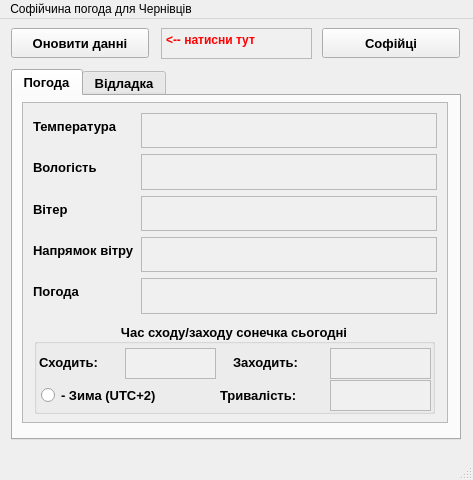
Before: the Qt Designer form mainwindow.ui in centroparotjag/Sofia-weather-QT, drawn with Qt 5.
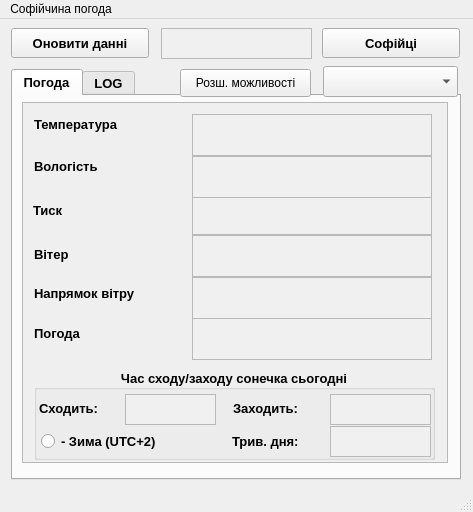
After: the same form once the commit is applied.

Commit message: Add set city Ukraine. Add pressure

Diff of the .ui file:
```diff
--- a/mainwindow.ui
+++ b/mainwindow.ui
@@ -7,19 +7,19 @@
     <x>0</x>
     <y>0</y>
     <width>473</width>
-    <height>480</height>
+    <height>512</height>
    </rect>
   </property>
   <property name="minimumSize">
    <size>
     <width>473</width>
-    <height>480</height>
+    <height>512</height>
    </size>
   </property>
   <property name="maximumSize">
    <size>
     <width>473</width>
-    <height>480</height>
+    <height>512</height>
    </size>
   </property>
   <property name="windowTitle">
@@ -80,7 +80,7 @@
 &lt;html&gt;&lt;head&gt;&lt;meta name=&quot;qrichtext&quot; content=&quot;1&quot; /&gt;&lt;style type=&quot;text/css&quot;&gt;
 p, li { white-space: pre-wrap; }
 &lt;/style&gt;&lt;/head&gt;&lt;body style=&quot; font-family:'MS Shell Dlg 2'; font-size:7.8pt; font-weight:400; font-style:normal;&quot;&gt;
-&lt;p style=&quot; margin-top:0px; margin-bottom:0px; margin-left:0px; margin-right:0px; -qt-block-indent:0; text-indent:0px;&quot;&gt;&lt;span style=&quot; font-size:9pt; font-weight:600; color:#ff0000;&quot;&gt;&amp;lt;-- натисни тут&lt;/span&gt;&lt;/p&gt;&lt;/body&gt;&lt;/html&gt;</string>
+&lt;p style=&quot;-qt-paragraph-type:empty; margin-top:0px; margin-bottom:0px; margin-left:0px; margin-right:0px; -qt-block-indent:0; text-indent:0px;&quot;&gt;&lt;br /&gt;&lt;/p&gt;&lt;/body&gt;&lt;/html&gt;</string>
     </property>
    </widget>
    <widget class="QPushButton" name="pushButton_2">
@@ -112,7 +112,7 @@
       <x>11</x>
       <y>50</y>
       <width>450</width>
-      <height>371</height>
+      <height>411</height>
      </rect>
     </property>
     <property name="minimumSize">
@@ -144,7 +144,7 @@
         <x>9</x>
         <y>6</y>
         <width>426</width>
-        <height>321</height>
+        <height>361</height>
        </rect>
       </property>
       <property name="widgetResizable">
@@ -156,14 +156,14 @@
          <x>0</x>
          <y>0</y>
          <width>424</width>
-         <height>319</height>
+         <height>359</height>
         </rect>
        </property>
        <widget class="QGroupBox" name="groupBox">
         <property name="geometry">
          <rect>
           <x>11</x>
-          <y>220</y>
+          <y>266</y>
           <width>401</width>
           <height>91</height>
          </rect>
@@ -271,9 +271,9 @@
         <widget class="QLabel" name="label_8">
          <property name="geometry">
           <rect>
-           <x>186</x>
+           <x>198</x>
            <y>57</y>
-           <width>110</width>
+           <width>91</width>
            <height>30</height>
           </rect>
          </property>
@@ -285,7 +285,7 @@
           </font>
          </property>
          <property name="text">
-          <string>Тривалість:</string>
+          <string>Трив. дня:</string>
          </property>
         </widget>
         <widget class="QTextEdit" name="textEdit_duration">
@@ -322,18 +322,41 @@
          </property>
         </widget>
        </widget>
-       <widget class="QWidget" name="layoutWidget">
+       <widget class="QTextEdit" name="textEdit_pressure">
+        <property name="enabled">
+         <bool>false</bool>
+        </property>
+        <property name="geometry">
+         <rect>
+          <x>169</x>
+          <y>90</y>
+          <width>240</width>
+          <height>42</height>
+         </rect>
+        </property>
+        <property name="styleSheet">
+         <string notr="true">background-color: rgb(240, 240, 240);</string>
+        </property>
+        <property name="readOnly">
+         <bool>true</bool>
+        </property>
+        <property name="html">
+         <string>&lt;!DOCTYPE HTML PUBLIC &quot;-//W3C//DTD HTML 4.0//EN&quot; &quot;http://www.w3.org/TR/REC-html40/strict.dtd&quot;&gt;
+&lt;html&gt;&lt;head&gt;&lt;meta name=&quot;qrichtext&quot; content=&quot;1&quot; /&gt;&lt;style type=&quot;text/css&quot;&gt;
+p, li { white-space: pre-wrap; }
+&lt;/style&gt;&lt;/head&gt;&lt;body style=&quot; font-family:'MS Shell Dlg 2'; font-size:10pt; font-weight:600; font-style:normal;&quot;&gt;
+&lt;p style=&quot;-qt-paragraph-type:empty; margin-top:0px; margin-bottom:0px; margin-left:0px; margin-right:0px; -qt-block-indent:0; text-indent:0px;&quot;&gt;&lt;br /&gt;&lt;/p&gt;&lt;/body&gt;&lt;/html&gt;</string>
+        </property>
+       </widget>
+       <widget class="QLabel" name="label_9">
         <property name="geometry">
          <rect>
           <x>10</x>
-          <y>10</y>
-          <width>404</width>
-          <height>201</height>
+          <y>97</y>
+          <width>47</width>
+          <height>21</height>
          </rect>
         </property>
-        <layout class="QFormLayout" name="formLayout">
-         <item row="0" column="0">
-          <widget class="QLabel" name="label">
            <property name="font">
             <font>
              <pointsize>10</pointsize>
@@ -342,25 +365,116 @@
             </font>
            </property>
            <property name="text">
-            <string>Температура</string>
-           </property>
-          </widget>
-         </item>
-         <item row="0" column="1">
-          <widget class="QTextEdit" name="textEdit_temperatura">
+         <string>Тиск</string>
+        </property>
+       </widget>
+       <widget class="QTextEdit" name="textEdit_wind">
            <property name="enabled">
             <bool>false</bool>
            </property>
+        <property name="geometry">
+         <rect>
+          <x>169</x>
+          <y>132</y>
+          <width>240</width>
+          <height>42</height>
+         </rect>
+        </property>
            <property name="styleSheet">
             <string notr="true">background-color: rgb(240, 240, 240);</string>
            </property>
            <property name="readOnly">
             <bool>true</bool>
            </property>
-          </widget>
-         </item>
-         <item row="1" column="0">
+        <property name="html">
+         <string>&lt;!DOCTYPE HTML PUBLIC &quot;-//W3C//DTD HTML 4.0//EN&quot; &quot;http://www.w3.org/TR/REC-html40/strict.dtd&quot;&gt;
+&lt;html&gt;&lt;head&gt;&lt;meta name=&quot;qrichtext&quot; content=&quot;1&quot; /&gt;&lt;style type=&quot;text/css&quot;&gt;
+p, li { white-space: pre-wrap; }
+&lt;/style&gt;&lt;/head&gt;&lt;body style=&quot; font-family:'MS Shell Dlg 2'; font-size:7.8pt; font-weight:400; font-style:normal;&quot;&gt;
+&lt;p style=&quot;-qt-paragraph-type:empty; margin-top:0px; margin-bottom:0px; margin-left:0px; margin-right:0px; -qt-block-indent:0; text-indent:0px;&quot;&gt;&lt;br /&gt;&lt;/p&gt;&lt;/body&gt;&lt;/html&gt;</string>
+        </property>
+       </widget>
+       <widget class="QTextEdit" name="textEdit_wind_deg">
+        <property name="enabled">
+         <bool>false</bool>
+        </property>
+        <property name="geometry">
+         <rect>
+          <x>169</x>
+          <y>174</y>
+          <width>240</width>
+          <height>42</height>
+         </rect>
+        </property>
+        <property name="styleSheet">
+         <string notr="true">background-color: rgb(240, 240, 240);</string>
+        </property>
+        <property name="readOnly">
+         <bool>true</bool>
+        </property>
+        <property name="html">
+         <string>&lt;!DOCTYPE HTML PUBLIC &quot;-//W3C//DTD HTML 4.0//EN&quot; &quot;http://www.w3.org/TR/REC-html40/strict.dtd&quot;&gt;
+&lt;html&gt;&lt;head&gt;&lt;meta name=&quot;qrichtext&quot; content=&quot;1&quot; /&gt;&lt;style type=&quot;text/css&quot;&gt;
+p, li { white-space: pre-wrap; }
+&lt;/style&gt;&lt;/head&gt;&lt;body style=&quot; font-family:'MS Shell Dlg 2'; font-size:7.8pt; font-weight:400; font-style:normal;&quot;&gt;
+&lt;p style=&quot;-qt-paragraph-type:empty; margin-top:0px; margin-bottom:0px; margin-left:0px; margin-right:0px; -qt-block-indent:0; text-indent:0px;&quot;&gt;&lt;br /&gt;&lt;/p&gt;&lt;/body&gt;&lt;/html&gt;</string>
+        </property>
+       </widget>
+       <widget class="QLabel" name="label_4">
+        <property name="geometry">
+         <rect>
+          <x>11</x>
+          <y>180</y>
+          <width>139</width>
+          <height>21</height>
+         </rect>
+        </property>
+        <property name="font">
+         <font>
+          <pointsize>10</pointsize>
+          <weight>75</weight>
+          <bold>true</bold>
+         </font>
+        </property>
+        <property name="text">
+         <string>Напрямок вітру</string>
+        </property>
+       </widget>
+       <widget class="QTextEdit" name="textEdit_humidity">
+        <property name="enabled">
+         <bool>false</bool>
+        </property>
+        <property name="geometry">
+         <rect>
+          <x>169</x>
+          <y>53</y>
+          <width>240</width>
+          <height>42</height>
+         </rect>
+        </property>
+        <property name="styleSheet">
+         <string notr="true">background-color: rgb(240, 240, 240);</string>
+        </property>
+        <property name="readOnly">
+         <bool>true</bool>
+        </property>
+        <property name="html">
+         <string>&lt;!DOCTYPE HTML PUBLIC &quot;-//W3C//DTD HTML 4.0//EN&quot; &quot;http://www.w3.org/TR/REC-html40/strict.dtd&quot;&gt;
+&lt;html&gt;&lt;head&gt;&lt;meta name=&quot;qrichtext&quot; content=&quot;1&quot; /&gt;&lt;style type=&quot;text/css&quot;&gt;
+p, li { white-space: pre-wrap; }
+&lt;/style&gt;&lt;/head&gt;&lt;body style=&quot; font-family:'MS Shell Dlg 2'; font-size:7.8pt; font-weight:400; font-style:normal;&quot;&gt;
+&lt;p style=&quot;-qt-paragraph-type:empty; margin-top:0px; margin-bottom:0px; margin-left:0px; margin-right:0px; -qt-block-indent:0; text-indent:0px;&quot;&gt;&lt;br /&gt;&lt;/p&gt;&lt;/body&gt;&lt;/html&gt;</string>
+        </property>
+       </widget>
           <widget class="QLabel" name="label_2">
+        <property name="geometry">
+         <rect>
+          <x>11</x>
+          <y>53</y>
+          <width>86</width>
+          <height>21</height>
+         </rect>
+        </property>
            <property name="font">
             <font>
              <pointsize>10</pointsize>
@@ -372,22 +486,41 @@
             <string>Вологість</string>
            </property>
           </widget>
-         </item>
-         <item row="1" column="1">
-          <widget class="QTextEdit" name="textEdit_humidity">
+       <widget class="QTextEdit" name="textEdit_state">
            <property name="enabled">
             <bool>false</bool>
            </property>
+        <property name="geometry">
+         <rect>
+          <x>169</x>
+          <y>215</y>
+          <width>240</width>
+          <height>42</height>
+         </rect>
+        </property>
            <property name="styleSheet">
             <string notr="true">background-color: rgb(240, 240, 240);</string>
            </property>
            <property name="readOnly">
             <bool>true</bool>
            </property>
-          </widget>
-         </item>
-         <item row="2" column="0">
+        <property name="html">
+         <string>&lt;!DOCTYPE HTML PUBLIC &quot;-//W3C//DTD HTML 4.0//EN&quot; &quot;http://www.w3.org/TR/REC-html40/strict.dtd&quot;&gt;
+&lt;html&gt;&lt;head&gt;&lt;meta name=&quot;qrichtext&quot; content=&quot;1&quot; /&gt;&lt;style type=&quot;text/css&quot;&gt;
+p, li { white-space: pre-wrap; }
+&lt;/style&gt;&lt;/head&gt;&lt;body style=&quot; font-family:'MS Shell Dlg 2'; font-size:7.8pt; font-weight:400; font-style:normal;&quot;&gt;
+&lt;p style=&quot;-qt-paragraph-type:empty; margin-top:0px; margin-bottom:0px; margin-left:0px; margin-right:0px; -qt-block-indent:0; text-indent:0px;&quot;&gt;&lt;br /&gt;&lt;/p&gt;&lt;/body&gt;&lt;/html&gt;</string>
+        </property>
+       </widget>
           <widget class="QLabel" name="label_3">
+        <property name="geometry">
+         <rect>
+          <x>11</x>
+          <y>141</y>
+          <width>47</width>
+          <height>21</height>
+         </rect>
+        </property>
            <property name="font">
             <font>
              <pointsize>10</pointsize>
@@ -399,22 +532,41 @@
             <string>Вітер</string>
            </property>
           </widget>
-         </item>
-         <item row="2" column="1">
-          <widget class="QTextEdit" name="textEdit_wind">
+       <widget class="QTextEdit" name="textEdit_temperatura">
            <property name="enabled">
             <bool>false</bool>
            </property>
+        <property name="geometry">
+         <rect>
+          <x>169</x>
+          <y>11</y>
+          <width>240</width>
+          <height>42</height>
+         </rect>
+        </property>
            <property name="styleSheet">
             <string notr="true">background-color: rgb(240, 240, 240);</string>
            </property>
            <property name="readOnly">
             <bool>true</bool>
            </property>
-          </widget>
-         </item>
-         <item row="3" column="0">
-          <widget class="QLabel" name="label_4">
+        <property name="html">
+         <string>&lt;!DOCTYPE HTML PUBLIC &quot;-//W3C//DTD HTML 4.0//EN&quot; &quot;http://www.w3.org/TR/REC-html40/strict.dtd&quot;&gt;
+&lt;html&gt;&lt;head&gt;&lt;meta name=&quot;qrichtext&quot; content=&quot;1&quot; /&gt;&lt;style type=&quot;text/css&quot;&gt;
+p, li { white-space: pre-wrap; }
+&lt;/style&gt;&lt;/head&gt;&lt;body style=&quot; font-family:'MS Shell Dlg 2'; font-size:7.8pt; font-weight:400; font-style:normal;&quot;&gt;
+&lt;p style=&quot;-qt-paragraph-type:empty; margin-top:0px; margin-bottom:0px; margin-left:0px; margin-right:0px; -qt-block-indent:0; text-indent:0px;&quot;&gt;&lt;br /&gt;&lt;/p&gt;&lt;/body&gt;&lt;/html&gt;</string>
+        </property>
+       </widget>
+       <widget class="QLabel" name="label">
+        <property name="geometry">
+         <rect>
+          <x>11</x>
+          <y>11</y>
+          <width>115</width>
+          <height>21</height>
+         </rect>
+        </property>
            <property name="font">
             <font>
              <pointsize>10</pointsize>
@@ -423,25 +575,18 @@
             </font>
            </property>
            <property name="text">
-            <string>Напрямок вітру</string>
-           </property>
-          </widget>
-         </item>
-         <item row="3" column="1">
-          <widget class="QTextEdit" name="textEdit_wind_deg">
-           <property name="enabled">
-            <bool>false</bool>
-           </property>
-           <property name="styleSheet">
-            <string notr="true">background-color: rgb(240, 240, 240);</string>
-           </property>
-           <property name="readOnly">
-            <bool>true</bool>
-           </property>
-          </widget>
-         </item>
-         <item row="4" column="0">
+         <string>Температура</string>
+        </property>
+       </widget>
           <widget class="QLabel" name="label_5">
+        <property name="geometry">
+         <rect>
+          <x>11</x>
+          <y>220</y>
+          <width>64</width>
+          <height>21</height>
+         </rect>
+        </property>
            <property name="font">
             <font>
              <pointsize>10</pointsize>
@@ -452,29 +597,13 @@
            <property name="text">
             <string>Погода</string>
            </property>
-          </widget>
-         </item>
-         <item row="4" column="1">
-          <widget class="QTextEdit" name="textEdit_state">
-           <property name="enabled">
-            <bool>false</bool>
-           </property>
-           <property name="styleSheet">
-            <string notr="true">background-color: rgb(240, 240, 240);</string>
-           </property>
-           <property name="readOnly">
-            <bool>true</bool>
-           </property>
-          </widget>
-         </item>
-        </layout>
        </widget>
       </widget>
      </widget>
     </widget>
     <widget class="QWidget" name="tab_2">
      <attribute name="title">
-      <string>Відладка</string>
+      <string>LOG</string>
      </attribute>
      <widget class="QTextEdit" name="textEdit">
       <property name="geometry">
@@ -511,6 +640,43 @@
      </widget>
     </widget>
    </widget>
+   <widget class="QPushButton" name="pushButton_3">
+    <property name="enabled">
+     <bool>true</bool>
+    </property>
+    <property name="geometry">
+     <rect>
+      <x>180</x>
+      <y>50</y>
+      <width>131</width>
+      <height>28</height>
+     </rect>
+    </property>
+    <property name="text">
+     <string>Розш. можливості</string>
+    </property>
+   </widget>
+   <widget class="QComboBox" name="comboBox">
+    <property name="geometry">
+     <rect>
+      <x>323</x>
+      <y>47</y>
+      <width>135</width>
+      <height>31</height>
+     </rect>
+    </property>
+    <property name="font">
+     <font>
+      <family>MS Shell Dlg 2</family>
+      <pointsize>10</pointsize>
+      <weight>75</weight>
+      <bold>true</bold>
+     </font>
+    </property>
+    <property name="layoutDirection">
+     <enum>Qt::LeftToRight</enum>
+    </property>
+   </widget>
   </widget>
   <widget class="QStatusBar" name="statusbar"/>
   <widget class="QMenuBar" name="menubar">
@@ -532,7 +698,7 @@
      </font>
     </property>
     <property name="title">
-     <string>Софійчина погода для Чернівців</string>
+     <string>Софійчина погода</string>
     </property>
     <addaction name="separator"/>
    </widget>
```
Left out of the diff: 5 changed lines with no effect on the pictures. Lines whose indentation alone changed are shown as unchanged. The commit also changes 10 other files.
